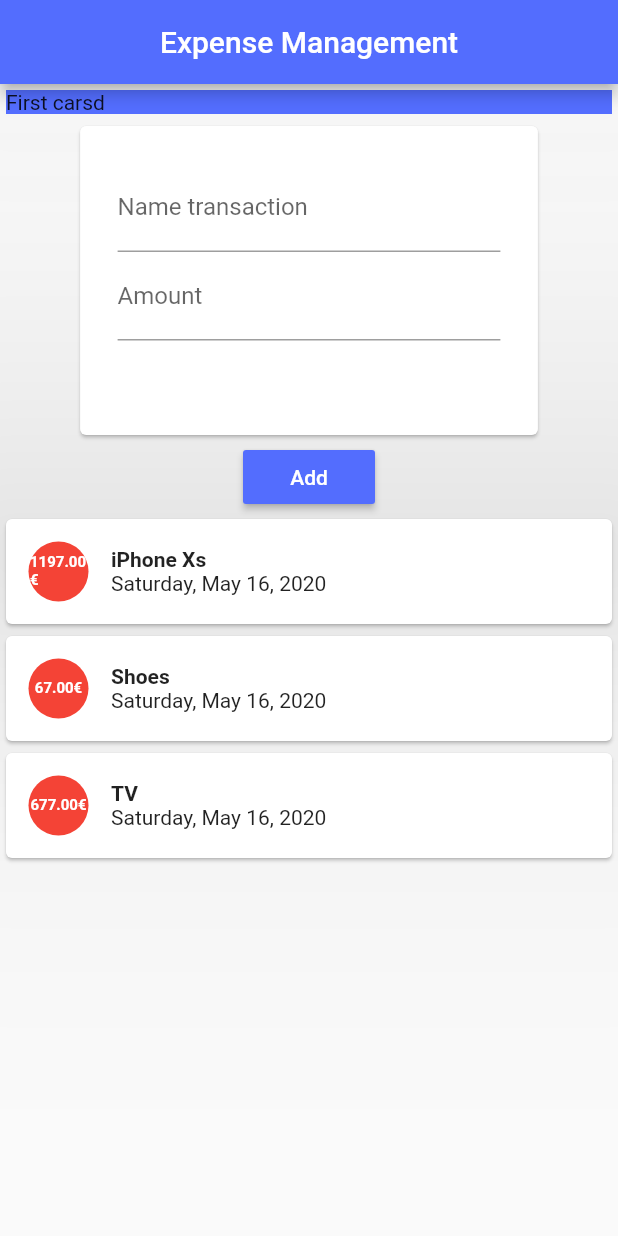
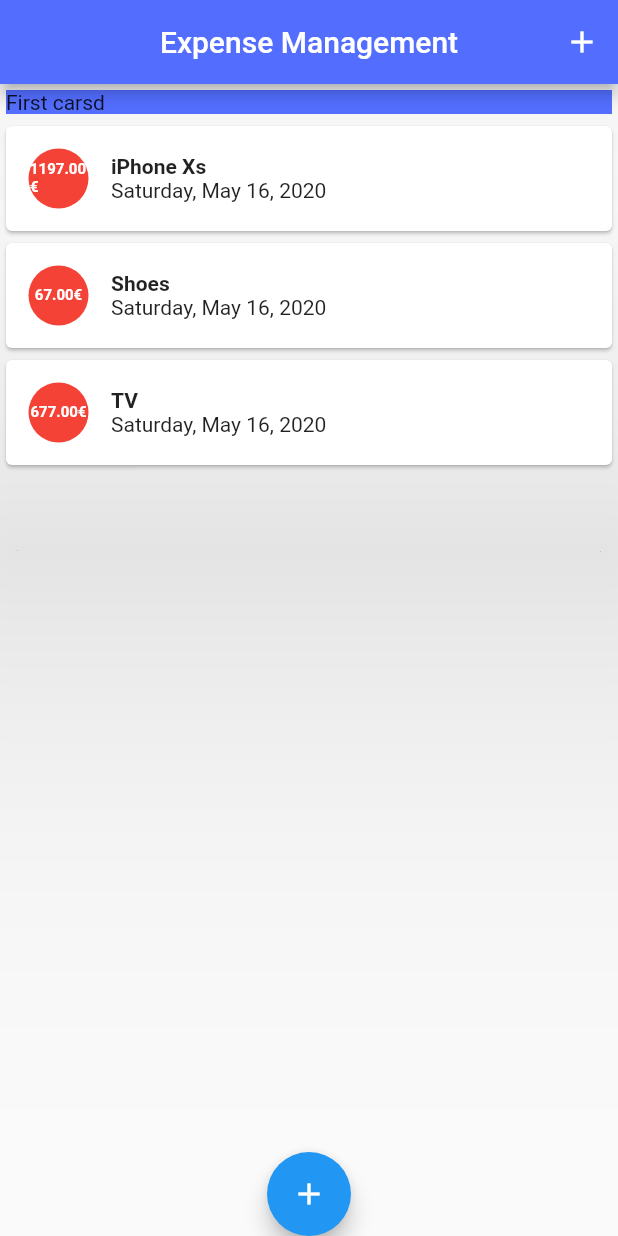
Before and after one commit to MiguelYann/ExpenseManagement, a Flutter app: the screen it shows after launch, on a phone screen of 412 x 824 dp. Run offline on Flutter 3.47's test engine with Material 2 defaults, Android fonts, the phone set to English and light mode, and no system bars; Roboto replaces fonts that are missing (SFPro).

Commit message:
(Feature) Move input user to modal bottom sheet and delete UserTransaction Widget

```diff
--- a/lib/main.dart
+++ b/lib/main.dart
@@ -1,5 +1,8 @@
-import 'package:expensemanagement/widgets/user_transactions.dart';
+import 'package:expensemanagement/widgets/transactions_list.dart';
 import 'package:flutter/material.dart';
+
+import 'models/transaction.dart';
+import 'widgets/new_transaction.dart';
 
 void main() => runApp(MyApp());
 
@@ -13,18 +16,72 @@ class MyApp extends StatelessWidget {
   }
 }
 
-class MyHomePage extends StatelessWidget {
+class MyHomePage extends StatefulWidget {
+  @override
+  _MyHomePageState createState() => _MyHomePageState();
+}
 
+class _MyHomePageState extends State<MyHomePage> {
+  final List<Transaction> _transactions = [
+    Transaction(
+      title: 'iPhone Xs',
+      amount: 1197,
+      dateTransaction: DateTime.now(),
+    ),
+    Transaction(
+      title: 'Shoes',
+      amount: 67,
+      dateTransaction: DateTime.now(),
+    ),
+    Transaction(
+      title: 'TV',
+      amount: 677,
+      dateTransaction: DateTime.now(),
+    ),
+  ];
+
+  void _addTransaction(String aTitleTransaction, double anAmount) {
+    Transaction _aTransaction = new Transaction(
+        title: aTitleTransaction,
+        amount: anAmount,
+        dateTransaction: DateTime.now());
+
+    setState(() {
+      _transactions.add(_aTransaction);
+    });
+  }
+
+  void initNewTransaction(BuildContext aContext) {
+    showModalBottomSheet(
+        context: aContext,
+        builder: (_) {
+          return NewTransaction(
+            handlerAddTransaction: _addTransaction,
+          );
+        });
+  }
 
   @override
   Widget build(BuildContext context) {
     return Scaffold(
+      floatingActionButton: FloatingActionButton(
+        child: Icon(Icons.add),
+        onPressed: () => initNewTransaction(context),
+      ),
+      floatingActionButtonLocation: FloatingActionButtonLocation.centerDocked,
       appBar: AppBar(
+        actions: <Widget>[
+          IconButton(
+            icon: Icon(Icons.add),
+            onPressed: () => initNewTransaction(context),
+          )
+        ],
         centerTitle: true,
         title: Text('Expense Management'),
         backgroundColor: Colors.indigoAccent,
       ),
-      body: Column(
+      body: SingleChildScrollView(
+        child: Column(
           mainAxisAlignment: MainAxisAlignment.start,
           children: <Widget>[
             Card(
@@ -35,8 +92,11 @@ class MyHomePage extends StatelessWidget {
                 child: Text('First carsd'),
               ),
             ),
-          UserTransaction(),
+            TransactionList(
+              transactions: _transactions,
+            ),
           ],
+        ),
       ),
     );
   }
--- a/lib/widgets/transactions_list.dart
+++ b/lib/widgets/transactions_list.dart
@@ -2,11 +2,16 @@ import 'package:expensemanagement/models/transaction.dart';
 import 'package:flutter/material.dart';
 import 'package:intl/intl.dart';
 
-class TransactionList extends StatelessWidget {
+class TransactionList extends StatefulWidget {
   final List<Transaction> transactions;
 
   TransactionList({this.transactions});
 
+  @override
+  _TransactionListState createState() => _TransactionListState();
+}
+
+class _TransactionListState extends State<TransactionList> {
   @override
   Widget build(BuildContext context) {
     final formatterDate = DateFormat.yMMMMEEEEd();
@@ -14,7 +19,7 @@ class TransactionList extends StatelessWidget {
     return Container(
       height: 300,
       child: ListView.builder(
-          itemCount: transactions.length,
+          itemCount: widget.transactions.length,
           itemBuilder: (context, index) {
             return Card(
               child: Row(
@@ -22,7 +27,7 @@ class TransactionList extends StatelessWidget {
                   Container(
                     child: Center(
                       child: Text(
-                        '${transactions[index].amount.toStringAsFixed(2)}€',
+                        '${widget.transactions[index].amount.toStringAsFixed(2)}€',
                         style: TextStyle(
                           color: Colors.white,
                           fontSize: 10,
@@ -47,12 +52,12 @@ class TransactionList extends StatelessWidget {
                     crossAxisAlignment: CrossAxisAlignment.start,
                     children: <Widget>[
                       Text(
-                        '${transactions[index].title}',
+                        '${widget.transactions[index].title}',
                         style: TextStyle(
                             fontWeight: FontWeight.bold, fontFamily: 'SFPro'),
                       ),
                       Text(
-                          '${formatterDate.format(transactions[index].dateTransaction)}'),
+                          '${formatterDate.format(widget.transactions[index].dateTransaction)}'),
                     ],
                   ),
                 ],
--- a/lib/widgets/user_transactions.dart
+++ /dev/null
@@ -1,55 +0,0 @@
-import 'package:flutter/material.dart';
-
-import "./new_transaction.dart";
-import './transactions_list.dart';
-import '../models/transaction.dart';
-
-class UserTransaction extends StatefulWidget {
-  @override
-  _UserTransactionState createState() => _UserTransactionState();
-}
-
-class _UserTransactionState extends State<UserTransaction> {
-  final List<Transaction> _transactions = [
-    Transaction(
-      title: 'iPhone Xs',
-      amount: 1197,
-      dateTransaction: DateTime.now(),
-    ),
-    Transaction(
-      title: 'Shoes',
-      amount: 67,
-      dateTransaction: DateTime.now(),
-    ),
-    Transaction(
-      title: 'TV',
-      amount: 677,
-      dateTransaction: DateTime.now(),
-    ),
-  ];
-
-  void _addTransaction(String aTitleTransaction, double anAmount) {
-    Transaction _aTransaction = new Transaction(
-        title: aTitleTransaction,
-        amount: anAmount,
-        dateTransaction: DateTime.now());
-
-    setState(() {
-      _transactions.add(_aTransaction);
-    });
-  }
-
-  @override
-  Widget build(BuildContext context) {
-    return Column(
-      children: <Widget>[
-        NewTransaction(
-          handlerAddTransaction: _addTransaction,
-        ),
-        TransactionList(
-          transactions: _transactions,
-        ),
-      ],
-    );
-  }
-}
```
Also changed, not shown: lib/widgets/new_transaction.dart (+14 -7 lines). Lines whose indentation alone changed are shown as unchanged.
